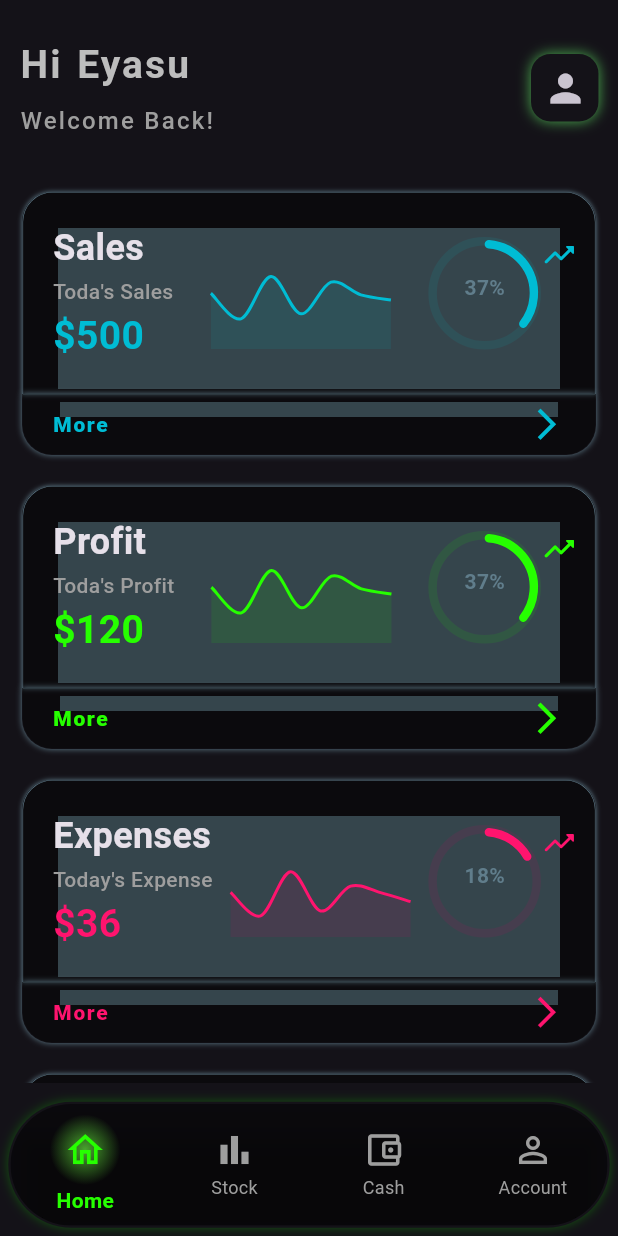
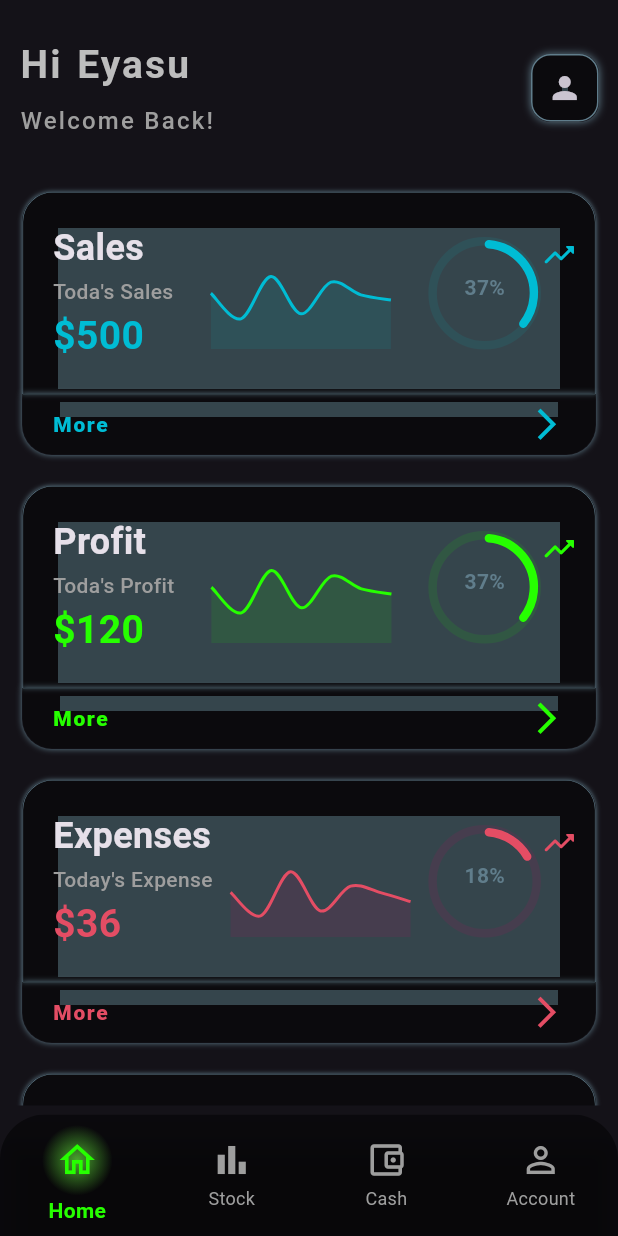
Before and after one commit to IyasuH/mystore, a Flutter app: the screen it shows after launch, on a phone screen of 412 x 824 dp. Run offline on Flutter 3.47's test engine with Material 2 defaults, Android fonts, the phone set to English and light mode, and no system bars; drawn by our look-alikes of syncfusion_flutter_gauges; our stand-ins replace animated_splash_screen, dotted_border, file_picker, fl_chart, flutter_datetime_picker, page_transition and 2 more; missing offline and left inert: avatars, confirm_dialog, excel, sqfentity, sqfentity_gen.

Commit message:
spalsh screen and UI updates

```diff
--- a/lib/main.dart
+++ b/lib/main.dart
@@ -1,5 +1,7 @@
 import 'package:flutter/material.dart';
 import 'package:mystore/screens/homeScreen.dart';
+import 'package:animated_splash_screen/animated_splash_screen.dart';
+import 'package:page_transition/page_transition.dart';
 
 void main() {
   runApp(const MyApp());
@@ -24,7 +26,14 @@ class MyApp extends StatelessWidget {
           brightness: Brightness.dark,
           primarySwatch: Colors.blue,
         ),
-      home: HomeScreen(),
-    );
+        home: AnimatedSplashScreen(
+          splash: Icons.shopify_rounded,
+          nextScreen: HomeScreen(),
+          duration: 2700,
+          splashTransition: SplashTransition.fadeTransition,
+          pageTransitionType: PageTransitionType.fade,
+          // pageTransitionType: PageTransitionType.scale,
+          backgroundColor: const Color.fromARGB(96, 24, 24, 24),
+        ));
   }
 }
--- a/lib/screens/homeScreen.dart
+++ b/lib/screens/homeScreen.dart
@@ -43,23 +43,24 @@ class _HomeScreenState extends State<HomeScreen> {
       // backgroundColor: Colors.black,
       body: tabs[_currentTab],
       bottomNavigationBar: Container(
-        margin: const EdgeInsets.all(7),
+        // margin: const EdgeInsets.only(top: 10),
         decoration: const BoxDecoration(
-          borderRadius: BorderRadius.all(Radius.circular(43)),
-          boxShadow: [
-            BoxShadow(
-              color: Color.fromARGB(80, 19, 224, 0),
-              spreadRadius: 1.5,
-              blurRadius: 5,
-              blurStyle: BlurStyle.outer,
-            )
-          ],
+          borderRadius: BorderRadius.only(
+              topLeft: Radius.circular(30), topRight: Radius.circular(30)),
+          // boxShadow: [
+          //   BoxShadow(
+          //     // color: Color.fromARGB(80, 19, 224, 0),
+          //     color: Color.fromARGB(255, 1, 203, 105),
+          //     spreadRadius: 1.5,
+          //     blurRadius: 6,
+          //     blurStyle: BlurStyle.outer,
+          //   )
+          // ],
         ),
         // I used ClipRRect to creat round edge for the bottom nav bar container
         child: ClipRRect(
-          borderRadius: const BorderRadius.all(
-            Radius.circular(43),
-          ),
+          borderRadius: const BorderRadius.only(
+              topLeft: Radius.circular(30), topRight: Radius.circular(30)),
           child: BottomNavigationBar(
             type: BottomNavigationBarType.fixed,
             backgroundColor: Colors.black45,
@@ -78,6 +79,7 @@ class _HomeScreenState extends State<HomeScreen> {
             },
             // List of bottom navigation bar buttons
             items: [
+              // icons defined twice one when it get active and one when it is not
               BottomNavigationBarItem(
                   activeIcon: Container(
                     height: bottNavButtH,
--- a/lib/screens/homeTab.dart
+++ b/lib/screens/homeTab.dart
@@ -5,7 +5,6 @@ import 'package:mystore/screens/salesTab.dart';
 import 'package:mystore/screens/settingTab.dart';
 
 import '../Widgets/homePageMainContainer.dart';
-import '../models/clients.dart';
 import '../models/model.dart';
 import '../models/weeklyData.dart';
 import 'customerTab.dart';
@@ -41,7 +40,7 @@ class _HomeTabState extends State<HomeTab> {
   Color profitPrimaryColor = const Color.fromARGB(255, 38, 255, 0);
   Color profitSecondaryColor = const Color.fromARGB(30, 19, 224, 0);
 
-  Color expensePrimaryColor = const Color.fromARGB(255, 255, 20, 110);
+  Color expensePrimaryColor = const Color.fromARGB(255, 228, 77, 100);
   Color expenseSecondaryColor = const Color.fromARGB(30, 194, 0, 91);
 
   Color clientsPrimaryColor = const Color.fromARGB(255, 234, 164, 45);
@@ -135,7 +134,17 @@ class _HomeTabState extends State<HomeTab> {
   // container that returns top clients
   topclients() {
     return Container(
-      color: Colors.black26,
+      // color: Colors.black45,
+      decoration: const BoxDecoration(
+        color: Colors.black45,
+        boxShadow: [
+          BoxShadow(
+            color: Colors.blueGrey,
+            blurStyle: BlurStyle.outer,
+            blurRadius: 2,
+          ),
+        ],
+      ),
       child: Padding(
         padding: const EdgeInsets.only(left: 8, right: 8, top: 8),
         child: Column(
@@ -184,13 +193,13 @@ class _HomeTabState extends State<HomeTab> {
                 itemBuilder: (BuildContext context, int index) {
                   return Container(
                     margin: const EdgeInsets.symmetric(vertical: 3),
-                    // padding: EdgeInsets.only(top: 3),
-                    height: 60,
+                    padding: const EdgeInsets.only(top: 9, bottom: 9),
+                    height: 61,
                     decoration: const BoxDecoration(
                       border: Border(
                         top: BorderSide(
-                          width: 1.5,
-                          color: Color.fromARGB(80, 203, 145, 0),
+                          width: .5,
+                          color: Colors.blueGrey,
                         ),
                       ),
                     ),
@@ -223,11 +232,6 @@ class _HomeTabState extends State<HomeTab> {
                           child: Row(
                             mainAxisAlignment: MainAxisAlignment.spaceBetween,
                             children: [
-                              topClients[index].change == 1
-                                  ? const Icon(Icons.arrow_drop_up_sharp,
-                                      color: Colors.green, size: 32)
-                                  : const Icon(Icons.arrow_drop_down_sharp,
-                                      color: Colors.red, size: 32),
                               Text(
                                 '\$ ${topClientEver[index].totPurchase}',
                                 style: const TextStyle(
@@ -296,14 +300,19 @@ class _HomeTabState extends State<HomeTab> {
                 Container(
                   width: 45,
                   height: 45,
-                  decoration: const BoxDecoration(
-                      borderRadius: BorderRadius.all(
+                  decoration: BoxDecoration(
+                      borderRadius: const BorderRadius.all(
                         Radius.circular(13),
                       ),
-                      boxShadow: [
+                      color: Colors.black45,
+                      border: Border.all(
+                        color: Colors.blueGrey,
+                        width: 1.0,
+                      ),
+                      boxShadow: const [
                         BoxShadow(
-                          color: Colors.green,
-                          blurRadius: 7,
+                          color: Colors.blueGrey,
+                          blurRadius: 4,
                           blurStyle: BlurStyle.outer,
                         )
                       ]),
@@ -315,7 +324,7 @@ class _HomeTabState extends State<HomeTab> {
                         );
                       },
                       icon: const Icon(
-                        size: 30,
+                        // size: 30,
                         Icons.person,
                         // color: Color.fromARGB(255, 80, 220, 63),
                       )),
@@ -324,7 +333,7 @@ class _HomeTabState extends State<HomeTab> {
             ),
           ),
           SizedBox(
-            height: 615,
+            height: 630,
             child: ClipRRect(
               borderRadius: const BorderRadius.only(
                 topLeft: Radius.circular(10),
```
Lines whose indentation alone changed are shown as unchanged.
